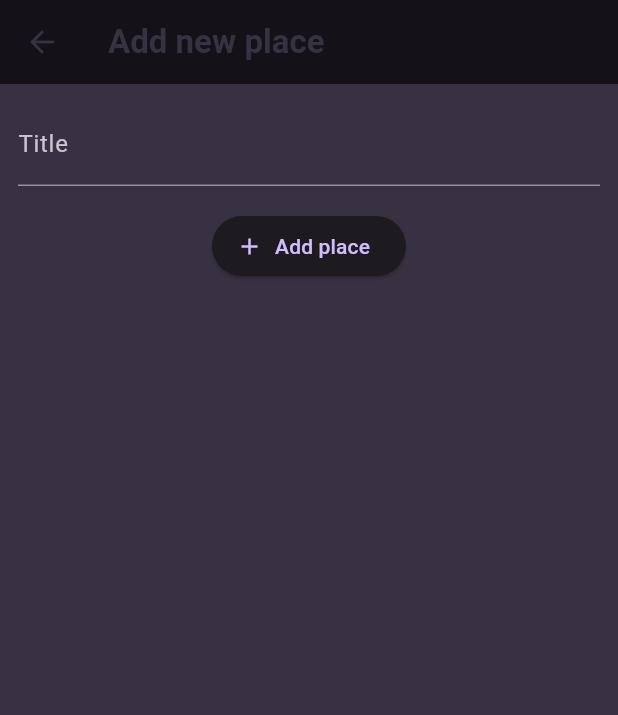
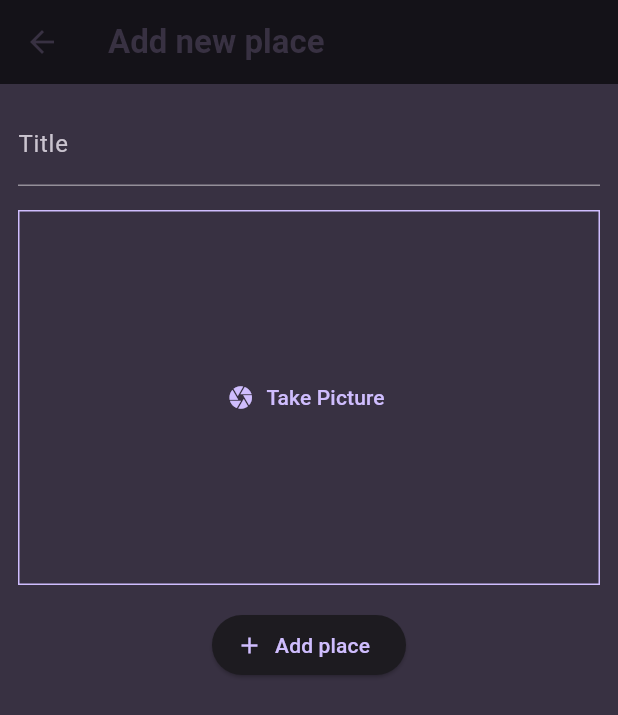
Before and after one commit to Dado-hash/Flutter-course, a Flutter app: the AddPlaceScreen screen opened directly, after a tap on "Add place", on a phone screen of 412 x 824 dp. Shown: the top 715 px of the screen. Run offline on Flutter 3.47's test engine with Material 3 defaults, Android fonts, the phone set to English and light mode, and no system bars; our stand-ins replace flutter_riverpod, google_fonts, image_picker, transparent_image.

Commit message:
Starting module 251

```diff
--- a/favorite_places/lib/models/place.dart
+++ b/favorite_places/lib/models/place.dart
@@ -1,3 +1,5 @@
+import 'dart:io';
+
 import 'package:uuid/uuid.dart';
 
 const uuid = Uuid();
@@ -5,8 +7,10 @@ const uuid = Uuid();
 class Place {
   Place({
     required this.title,
+    required this.image,
   }) : id = uuid.v4();
 
   final String id;
   final String title;
+  final File image;
 }
--- /dev/null
+++ b/favorite_places/lib/providers/user_places.dart
@@ -0,0 +1,18 @@
+import 'dart:io';
+
+import 'package:favorite_places/models/place.dart';
+import 'package:flutter_riverpod/flutter_riverpod.dart';
+
+class UserPlacesNotifier extends StateNotifier<List<Place>> {
+  UserPlacesNotifier() : super(const []);
+
+  void addPlace(String title, File image) {
+    final newPlace = Place(title: title, image: image);
+    state = [newPlace, ...state];
+  }
+}
+
+final userPlacesProvider =
+    StateNotifierProvider<UserPlacesNotifier, List<Place>>(
+  (ref) => UserPlacesNotifier(),
+);
--- a/favorite_places/lib/screens/add_place.dart
+++ b/favorite_places/lib/screens/add_place.dart
@@ -1,16 +1,35 @@
+import 'dart:io';
+
+import 'package:favorite_places/providers/user_places.dart';
+import 'package:favorite_places/widgets/image_input.dart';
 import 'package:flutter/material.dart';
+import 'package:flutter_riverpod/flutter_riverpod.dart';
 
-class AddPlaceScreen extends StatefulWidget {
+class AddPlaceScreen extends ConsumerStatefulWidget {
   const AddPlaceScreen({super.key});
 
   @override
-  State<StatefulWidget> createState() {
+  ConsumerState<ConsumerStatefulWidget> createState() {
     return _AddPlaceScreenState();
   }
 }
 
-class _AddPlaceScreenState extends State<AddPlaceScreen> {
+class _AddPlaceScreenState extends ConsumerState<AddPlaceScreen> {
   final _titleController = TextEditingController();
+  File? _selectedImage;
+
+  void _savePlace() {
+    final enteredTitle = _titleController.text;
+
+    if (enteredTitle.isEmpty || _selectedImage == null) {
+      return;
+    }
+
+    ref
+        .read(userPlacesProvider.notifier)
+        .addPlace(enteredTitle, _selectedImage!);
+    Navigator.of(context).pop();
+  }
 
   @override
   void dispose() {
@@ -31,11 +50,17 @@ class _AddPlaceScreenState extends State<AddPlaceScreen> {
             TextField(
               decoration: const InputDecoration(labelText: 'Title'),
               controller: _titleController,
-              style: TextStyle(color: Theme.of(context).colorScheme.onSurface),
+              style: TextStyle(color: Theme.of(context).colorScheme.primary),
+            ),
+            const SizedBox(height: 16),
+            ImageInput(
+              onPickedImage: (image) {
+                _selectedImage = image;
+              },
             ),
             const SizedBox(height: 16),
             ElevatedButton.icon(
-              onPressed: () {},
+              onPressed: _savePlace,
               icon: const Icon(Icons.add),
               label: const Text('Add place'),
             ),
--- /dev/null
+++ b/favorite_places/lib/widgets/image_input.dart
@@ -0,0 +1,66 @@
+import 'dart:io';
+
+import 'package:flutter/material.dart';
+import 'package:flutter/widgets.dart';
+import 'package:image_picker/image_picker.dart';
+
+class ImageInput extends StatefulWidget {
+  const ImageInput({super.key, required this.onPickedImage});
+
+  final void Function(File image) onPickedImage;
+
+  @override
+  State<StatefulWidget> createState() {
+    return _ImageInputState();
+  }
+}
+
+class _ImageInputState extends State<ImageInput> {
+  File? _selectedImage;
+
+  void _takePicture() async {
+    final imagePicker = ImagePicker();
+    final pickedImage =
+        await imagePicker.pickImage(source: ImageSource.camera, maxWidth: 600);
+
+    if (pickedImage == null) {
+      return;
+    }
+    setState(() {
+      _selectedImage = File(pickedImage.path);
+    });
+
+    widget.onPickedImage(_selectedImage!);
+  }
+
+  @override
+  Widget build(BuildContext context) {
+    Widget content = TextButton.icon(
+        icon: const Icon(Icons.camera),
+        label: const Text('Take Picture'),
+        onPressed: _takePicture);
+
+    if (_selectedImage != null) {
+      content = GestureDetector(
+        onTap: _takePicture,
+        child: Image.file(
+          _selectedImage!,
+          fit: BoxFit.cover,
+          width: double.infinity,
+          height: double.infinity,
+        ),
+      );
+    }
+
+    return Container(
+      decoration: BoxDecoration(
+        border:
+            Border.all(width: 1, color: Theme.of(context).colorScheme.primary),
+      ),
+      height: 250,
+      width: double.infinity,
+      alignment: Alignment.center,
+      child: content,
+    );
+  }
+}
--- a/favorite_places/pubspec.yaml
+++ b/favorite_places/pubspec.yaml
@@ -36,6 +36,9 @@ dependencies:
   cupertino_icons: ^1.0.8
   google_fonts: ^6.2.1
   uuid: ^4.5.1
+  riverpod: ^2.6.1
+  flutter_riverpod: ^2.6.1
+  image_picker: ^1.1.2
 
 dev_dependencies:
   flutter_test:
```
Also changed, not shown: favorite_places/lib/main.dart (+8 -2 lines), favorite_places/lib/screens/place_detail.dart (added, +27 -0 lines), favorite_places/lib/screens/places.dart (+11 -4 lines), favorite_places/lib/widgets/places_list.dart (+16 -2 lines), favorite_places/lib/screens/places_detail.dart (deleted), favorite_places/pubspec.lock, 13 other files.
